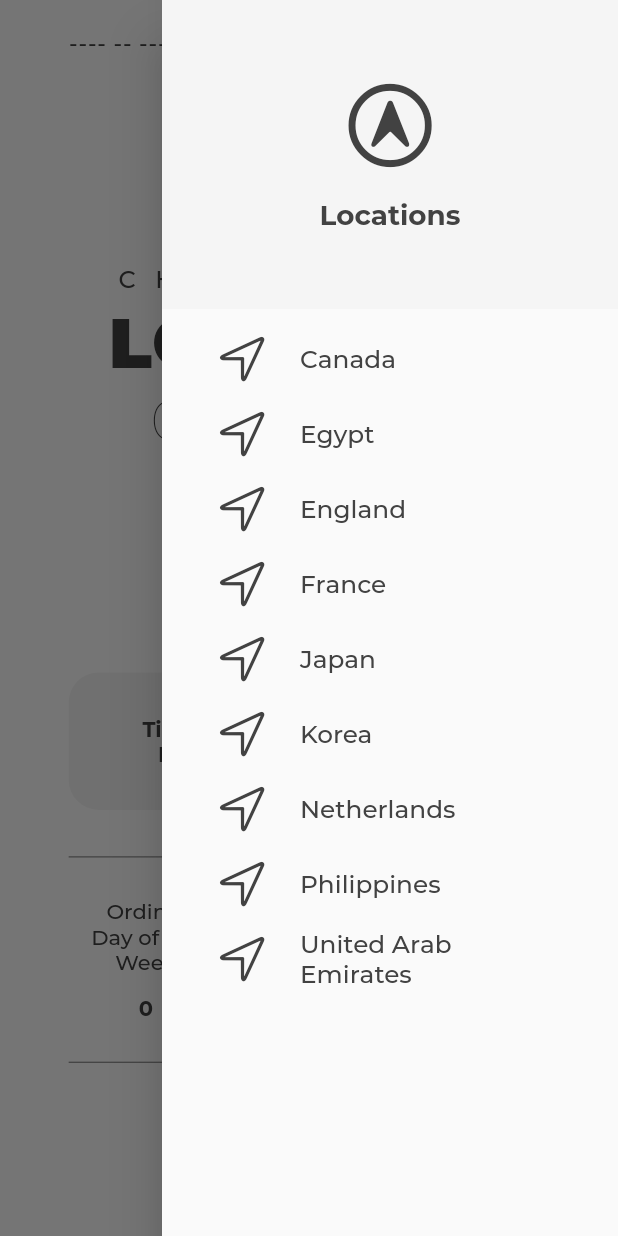
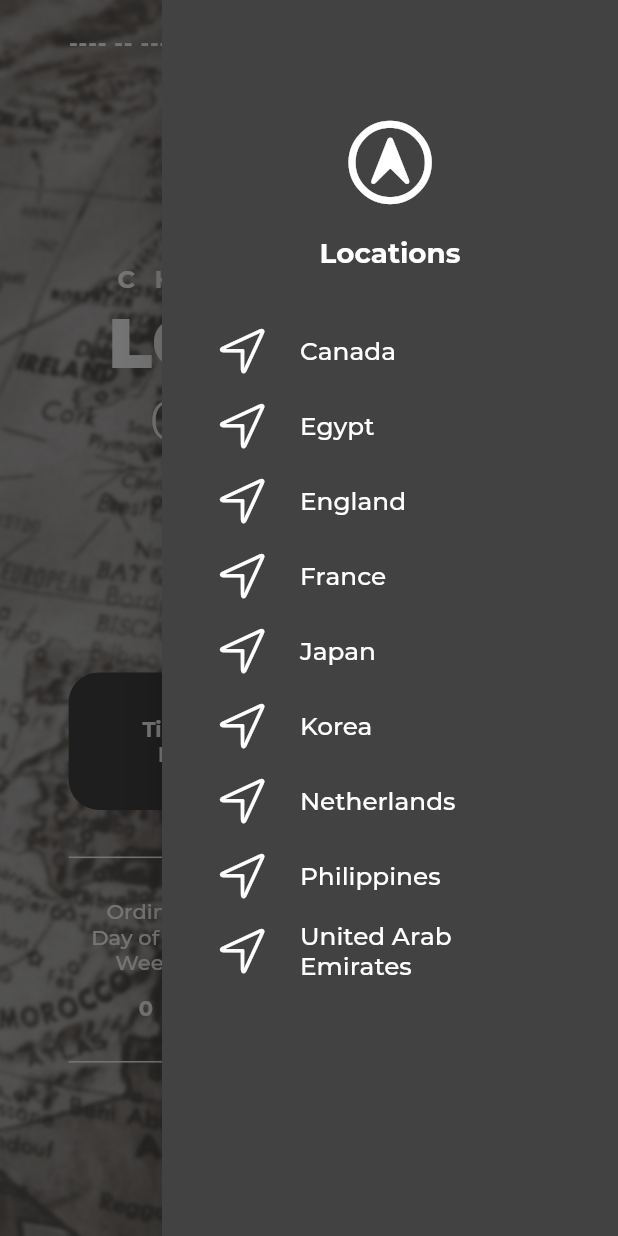
Before and after one commit to hyoaru/world-time, a Flutter app: the screen it shows after launch, after a tap on an icon or button, on a phone screen of 412 x 824 dp. Run offline on Flutter 3.47's test engine with Material 2 defaults, Android fonts, the phone set to English and light mode, and no system bars; our stand-ins replace flutter_spinkit; project files that could hold a hidden picture were left out.

Commit message:
added background and changed font sizes

```diff
--- a/lib/main.dart
+++ b/lib/main.dart
@@ -18,10 +18,13 @@ class MyApp extends StatelessWidget {
       DeviceOrientation.portraitUp,
       DeviceOrientation.portraitDown,
     ]);
+    SystemChrome.setEnabledSystemUIOverlays([SystemUiOverlay.top]);
     SystemChrome.setSystemUIOverlayStyle(SystemUiOverlayStyle(
       statusBarColor: Colors.transparent,
+      statusBarIconBrightness: Brightness.dark,
+      statusBarBrightness: Brightness.dark,
       systemNavigationBarColor: Colors.transparent,
-      systemNavigationBarIconBrightness: Brightness.dark,
+      systemNavigationBarIconBrightness: Brightness.light,
     ));
     return MaterialApp(
       debugShowCheckedModeBanner: false,
--- a/lib/pages/DrawerHeader.dart
+++ b/lib/pages/DrawerHeader.dart
@@ -9,6 +9,7 @@ class DrawerHeaders extends StatelessWidget {
   @override
   Widget build(BuildContext context) {
     return Container(
+      padding: EdgeInsets.only(top: 50),
       color: ColorsUsed.secondary,
       height: MediaQuery.of(context).size.height / 4,
       // width: double.infinity,
--- a/lib/pages/HomeScreen.dart
+++ b/lib/pages/HomeScreen.dart
@@ -66,9 +66,20 @@ class _HomeScreenState extends State<HomeScreen> {
     dataPassed = dataPassed.isNotEmpty
         ? dataPassed
         : ModalRoute.of(context)!.settings.arguments as Map;
-    return Scaffold(
+    return Stack(
+      children: [
+        Container(
+            constraints: BoxConstraints.expand(),
+            decoration: BoxDecoration(
+                image: DecorationImage(
+                    image: AssetImage('assets/background.png'),
+                    fit: BoxFit.cover))),
+        Scaffold(
+          extendBody: true,
+          backgroundColor: Colors.transparent,
           appBar: AppBar(
-        backgroundColor: Colors.white,
+            brightness: Brightness.dark,
+            backgroundColor: Colors.transparent,
             elevation: 0,
             title: Text(
               dataPassed['dateNow'],
@@ -101,18 +112,23 @@ class _HomeScreenState extends State<HomeScreen> {
             ],
           ),
           endDrawer: Drawer(
+            child: Container(
+              color: ColorsUsed.secondary,
               child: ListView(
                 padding: EdgeInsets.zero,
                 children: [
                   DrawerHeaders(),
                   Container(
+                    // color: Colors.black,
                     height: double.maxFinite,
-              padding: EdgeInsets.only(left: 20, right: 20, top: 5),
+                    padding: EdgeInsets.only(left: 20, right: 20, top: 0),
                     child: ListView.builder(
                       itemCount: tiles.length,
                       itemExtent: 50,
                       itemBuilder: (context, index) {
                         return Container(
+                          // padding: EdgeInsets.only(left: 20, right: 20, top: 5),
+                          // color: Colors.black,
                           child: ListTile(
                             onTap: () {
                               if (timerer.isActive == true) {
@@ -138,6 +154,7 @@ class _HomeScreenState extends State<HomeScreen> {
                   ),
                   // DrawerBody(),
                 ],
+              ),
             ),
           ),
           body: Column(
@@ -241,11 +258,14 @@ class _HomeScreenState extends State<HomeScreen> {
                 height: MediaQuery.of(context).size.height / 6,
                 decoration: BoxDecoration(
                   border: Border.symmetric(
-                  horizontal: BorderSide(width: .5, color: ColorsUsed.primary)),
+                      horizontal:
+                          BorderSide(width: 1, color: ColorsUsed.primary)),
                 ),
               ),
             ],
           ),
+        ),
+      ],
     );
   }
 }
--- a/lib/pages/PreloadingScreen.dart
+++ b/lib/pages/PreloadingScreen.dart
@@ -40,10 +40,19 @@ class _PreLoadingScreenState extends State<PreLoadingScreen> {
   @override
   Widget build(BuildContext context) {
     return Scaffold(
-      body: Center(
-        child: SpinKitFadingFour(
-          color: ColorsUsed.primary,
-          size: 50.0,
+      backgroundColor: ColorsUsed.secondary,
+      appBar: AppBar(
+        backgroundColor: ColorsUsed.secondary,
+        elevation: 0.0,
+        brightness: Brightness.dark,
+      ),
+      body: Padding(
+        padding: const EdgeInsets.only(bottom: 70),
+        child: Center(
+          child: SpinKitFadingFour(
+            color: ColorsUsed.primary,
+            size: 50.0,
+          ),
         ),
       ),
     );
--- a/lib/res/ColorsUsed.dart
+++ b/lib/res/ColorsUsed.dart
@@ -1,8 +1,9 @@
 import 'package:flutter/material.dart';
 
 class ColorsUsed {
-  static const Color primary = Color(0xFF424242);
-  static const Color secondary = Color(0xFFF5F5F5);
+  // static const Color primary = Color(0xFF424242);
+  static const Color primary = Colors.white;
+  static const Color secondary = Color(0xFF424242);
   // static const Color secondary = Colors.grey
 
 }
--- a/lib/res/TextStyles.dart
+++ b/lib/res/TextStyles.dart
@@ -13,7 +13,7 @@ const DrawerBodyTextSize = 16.5;
 
 const AppBarTextStyle = TextStyle(
   fontFamily: 'Montserrat',
-  fontWeight: FontWeight.w500,
+  fontWeight: FontWeight.w700,
   fontSize: AppBarTextSize,
   color: ColorsUsed.primary,
   letterSpacing: 0.5,
@@ -31,7 +31,7 @@ const MainTextStyle = TextStyle(
 
 const S1TextStyle = TextStyle(
   fontFamily: 'Montserrat',
-  fontWeight: FontWeight.w500,
+  fontWeight: FontWeight.w700,
   fontSize: BodyTextStyle,
   color: ColorsUsed.primary,
   letterSpacing: 13,
@@ -40,7 +40,7 @@ const S1TextStyle = TextStyle(
 
 const S2TextStyle = TextStyle(
   fontFamily: 'Montserrat',
-  fontWeight: FontWeight.w100,
+  fontWeight: FontWeight.w300,
   fontSize: S2TextSize,
   color: ColorsUsed.primary,
   letterSpacing: 27,
--- a/pubspec.yaml
+++ b/pubspec.yaml
@@ -44,9 +44,8 @@ flutter:
   uses-material-design: true
 
   # To add assets to your application, add an assets section, like this:
-  # assets:
-  #   - images/a_dot_burr.jpeg
-  #   - images/a_dot_ham.jpeg
+  assets:
+    - assets/background.png
 
   # An image asset can refer to one or more resolution-specific "variants", see
   # https://flutter.dev/assets-and-images/#resolution-aware.
```
Also changed, not shown: assets/background.png (added). Lines whose indentation alone changed are shown as unchanged.
